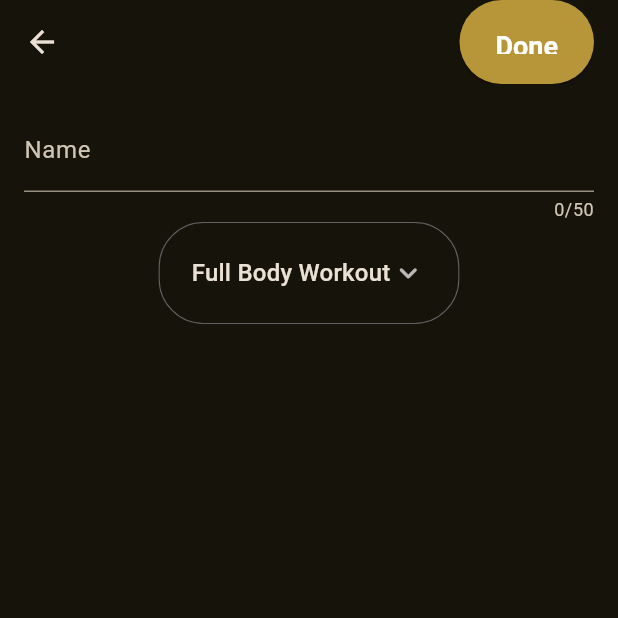
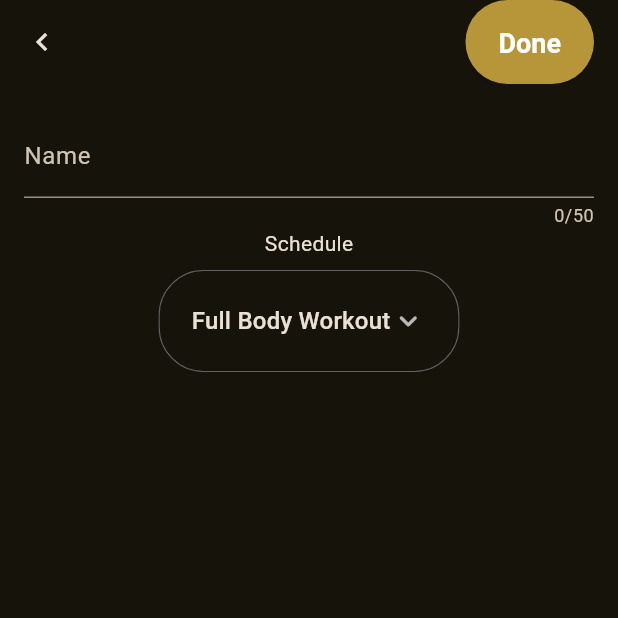
Before and after one commit to dsnoire/workout_app, a Flutter app: the screen it shows after launch, item 2 of the bottom bar chosen, after a tap on "New Workout", on a phone screen of 412 x 824 dp, the top half of it. Run offline on Flutter 3.47's test engine with Material 3 defaults, Android fonts, the phone set to English and light mode, and no system bars; our stand-ins replace bloc, flutter_bloc, flutter_svg, freezed_annotation, hive, hive_flutter; accounts and stored records are empty.

Commit message:
Refactor for AddOrEditWorkoutView

```diff
--- a/lib/common/constants/app_colors.dart
+++ b/lib/common/constants/app_colors.dart
@@ -2,7 +2,8 @@ import 'package:flutter/widgets.dart';
 
 abstract class AppColors {
   static const primaryColor = Color(0xFFB7963A);
-  static const backgroundColor = Color(0xF8000000);
+  static const backgroundColor = Color(0xF8050505);
   static const contrastColor = Color(0xFF18151A);
   static const unselectedGreyColor = Color(0xFF616161);
+  static const warningColor = Color(0xFFD8362B);
 }
--- a/lib/common/theme/app_theme.dart
+++ b/lib/common/theme/app_theme.dart
@@ -11,7 +11,7 @@ abstract class AppTheme {
     useMaterial3: true,
     elevatedButtonTheme: ElevatedButtonThemeData(
       style: ElevatedButton.styleFrom(
-        padding: const EdgeInsets.symmetric(horizontal: 24, vertical: 20),
+        padding: const EdgeInsets.symmetric(horizontal: 22, vertical: 18),
         backgroundColor: AppColors.primaryColor,
         foregroundColor: Colors.white,
         textStyle: const TextStyle(
--- /dev/null
+++ b/lib/features/common/widgets/custom_app_bar.dart
@@ -0,0 +1,30 @@
+import 'package:flutter/material.dart';
+
+class CustomAppBar extends StatelessWidget implements PreferredSizeWidget {
+  const CustomAppBar({
+    Key? key,
+    this.actions,
+  }) : super(key: key);
+  final List<Widget>? actions;
+
+  @override
+  Widget build(BuildContext context) {
+    return AppBar(
+      leading: IconButton(
+        onPressed: () => Navigator.of(context).pop(),
+        icon: const Icon(Icons.keyboard_arrow_left),
+      ),
+      actions: actions
+          ?.map(
+            (action) => Padding(
+              padding: const EdgeInsets.only(right: 16),
+              child: action,
+            ),
+          )
+          .toList(),
+    );
+  }
+
+  @override
+  Size get preferredSize => const Size.fromHeight(60);
+}
--- a/lib/features/workout/cubits/cubit/workout_cubit.dart
+++ b/lib/features/workout/cubits/workout_cubit/workout_cubit.dart
@@ -37,8 +37,7 @@ class WorkoutCubit extends Cubit<WorkoutState> {
         workout: workout,
         id: id,
       );
-      final workouts = workoutRepository.getWorkouts;
-      emit(WorkoutState.loaded(workouts: workouts));
+      getWorkouts();
     } catch (e) {
       emit(
         WorkoutState.error(
@@ -58,6 +57,7 @@ class WorkoutCubit extends Cubit<WorkoutState> {
         workout: workout,
         id: id,
       );
+      getWorkouts();
     } catch (e) {
       emit(
         WorkoutState.error(
@@ -71,6 +71,7 @@ class WorkoutCubit extends Cubit<WorkoutState> {
     emit(const WorkoutState.loading());
     try {
       await workoutRepository.removeWorkout(id: id);
+      getWorkouts();
     } catch (e) {
       emit(
         WorkoutState.error(
--- /dev/null
+++ b/lib/features/workout/enums/workout_schedule_enum.dart
@@ -0,0 +1,17 @@
+import 'package:hive/hive.dart';
+part 'workout_schedule_enum.g.dart';
+
+@HiveType(typeId: 1)
+enum WorkoutScheduleEnum {
+  @HiveField(0)
+  fullBodyWorkout('Full Body Workout'),
+  @HiveField(1)
+  pushPullLegs('Push Pull Legs'),
+  @HiveField(2)
+  upperLower('Upper Lower'),
+  @HiveField(3)
+  split('Split');
+
+  const WorkoutScheduleEnum(this.name);
+  final String name;
+}
--- a/lib/features/workout/models/workout.dart
+++ b/lib/features/workout/models/workout.dart
@@ -1,5 +1,6 @@
 import 'package:freezed_annotation/freezed_annotation.dart';
 import 'package:hive/hive.dart';
+import 'package:workout_app/features/workout/enums/workout_schedule_enum.dart';
 
 part 'workout.freezed.dart';
 
@@ -8,9 +9,9 @@ part 'workout.g.dart';
 @freezed
 class Workout with _$Workout {
   @HiveType(typeId: 0)
-  const factory Workout({
+  factory Workout({
     @HiveField(0) required String id,
     @HiveField(1) required String name,
-    @HiveField(2) required String schedule,
+    @HiveField(2) required WorkoutScheduleEnum schedule,
   }) = _Workout;
 }
--- a/lib/features/workout/views/add_or_edit_workout.dart
+++ b/lib/features/workout/views/add_or_edit_workout.dart
@@ -1,54 +1,55 @@
+// ignore_for_file: public_member_api_docs, sort_constructors_first
 import 'package:flutter/material.dart';
 import 'package:flutter_bloc/flutter_bloc.dart';
-import 'package:workout_app/common/constants/app_colors.dart';
-import 'package:workout_app/features/workout/cubits/cubit/workout_cubit.dart';
-import 'package:workout_app/features/workout/models/workout.dart';
 import 'package:uuid/uuid.dart';
 
+import 'package:workout_app/common/constants/app_colors.dart';
+import 'package:workout_app/features/workout/enums/workout_schedule_enum.dart';
+import 'package:workout_app/features/workout/models/workout.dart';
+
 import '../../../common/constants/app_dimens.dart';
-
-const List<String> list = <String>[
-  'Full Body Workout',
-  'Push Pull Legs',
-  'Upper Lower',
-  'Split'
-];
+import '../../common/widgets/custom_app_bar.dart';
+import '../cubits/workout_cubit/workout_cubit.dart';
+import '../widgets/workout_schedule_picker.dart';
 
 class AddOrEditWorkout extends StatefulWidget {
-  const AddOrEditWorkout({super.key});
+  const AddOrEditWorkout({
+    Key? key,
+    this.workout,
+  }) : super(key: key);
+
+  final Workout? workout;
 
   @override
   State<AddOrEditWorkout> createState() => _AddOrEditWorkoutState();
 }
 
 class _AddOrEditWorkoutState extends State<AddOrEditWorkout> {
-  final TextEditingController nameController = TextEditingController();
-  String dropdownValue = list.first;
+  late final TextEditingController nameController;
+  late WorkoutScheduleEnum schedule;
+
+  @override
+  void initState() {
+    if (widget.workout != null) {
+      schedule = widget.workout!.schedule;
+    } else {
+      schedule = WorkoutScheduleEnum.fullBodyWorkout;
+    }
+    nameController = TextEditingController(text: widget.workout?.name);
+    super.initState();
+  }
+
+  @override
+  void dispose() {
+    nameController.dispose();
+    super.dispose();
+  }
+
   @override
   Widget build(BuildContext context) {
     return Scaffold(
-      appBar: AppBar(
-        actions: [
-          Padding(
-            padding: const EdgeInsets.symmetric(horizontal: 16),
-            child: ElevatedButton(
-              onPressed: () async {
-                final workout = Workout(
-                  id: const Uuid().v4(),
-                  name: nameController.text,
-                  schedule: '',
-                );
-                await context.read<WorkoutCubit>().addWorkout(
-                      workout: workout,
-                      id: workout.id,
-                    );
-
-                Navigator.of(context).pop();
-              },
-              child: const Text('Done'),
-            ),
-          )
-        ],
+      appBar: CustomAppBar(
+        actions: _buildAppBarActions(context),
       ),
       body: Padding(
         padding: const EdgeInsets.all(AppDimens.sizeXL),
@@ -56,7 +57,7 @@ class _AddOrEditWorkoutState extends State<AddOrEditWorkout> {
           children: [
             TextField(
               controller: nameController,
-              decoration: InputDecoration(
+              decoration: const InputDecoration(
                 labelText: 'Name',
                 labelStyle: TextStyle(
                   height: -0.2,
@@ -64,41 +65,73 @@ class _AddOrEditWorkoutState extends State<AddOrEditWorkout> {
               ),
               maxLength: 50,
             ),
-            DecoratedBox(
-              decoration: BoxDecoration(
-                border: Border.all(
-                  color: AppColors.unselectedGreyColor,
-                  width: 0.7,
-                ),
-                borderRadius: BorderRadius.circular(30),
-              ),
-              child: DropdownButton(
-                padding: const EdgeInsets.symmetric(
-                  horizontal: 22,
-                  vertical: 10,
-                ),
-                underline: const SizedBox(),
-                icon: const Icon(Icons.keyboard_arrow_down_rounded),
-                dropdownColor: AppColors.primaryColor,
-                value: dropdownValue,
-                items: list.map((e) {
-                  return DropdownMenuItem(
-                    value: e,
-                    child: Center(child: Text(e)),
-                  );
-                }).toList(),
-                onChanged: (String? value) {
-                  setState(
-                    () {
-                      dropdownValue = value!;
-                    },
-                  );
-                },
-              ),
+            WorkoutSchedulePicker(
+              schedule: schedule,
+              onChanged: (WorkoutScheduleEnum? value) {
+                setState(() {
+                  schedule = value!;
+                });
+              },
             ),
           ],
         ),
       ),
     );
   }
+
+  List<Widget> _buildAppBarActions(BuildContext context) {
+    return widget.workout == null
+        ? [
+            ElevatedButton(
+              onPressed: () async {
+                final workout = Workout(
+                  id: const Uuid().v4(),
+                  name: nameController.text,
+                  schedule: schedule,
+                );
+                await context.read<WorkoutCubit>().addWorkout(
+                      workout: workout,
+                      id: workout.id,
+                    );
+                if (context.mounted) {
+                  Navigator.of(context).pop();
+                }
+              },
+              child: const Text('Done'),
+            )
+          ]
+        : [
+            ElevatedButton(
+              style: ElevatedButton.styleFrom(
+                backgroundColor: AppColors.warningColor,
+              ),
+              onPressed: () async {
+                await context.read<WorkoutCubit>().removeWorkout(
+                      id: widget.workout!.id,
+                    );
+
+                if (context.mounted) {
+                  Navigator.of(context).pop();
+                }
+              },
+              child: const Text('Remove'),
+            ),
+            ElevatedButton(
+              onPressed: () async {
+                final workout = widget.workout!.copyWith(
+                  name: nameController.text,
+                  schedule: schedule,
+                );
+                await context.read<WorkoutCubit>().editWorkout(
+                      workout: workout,
+                      id: workout.id,
+                    );
+                if (context.mounted) {
+                  Navigator.of(context).pop();
+                }
+              },
+              child: const Text('Edit'),
+            )
+          ];
+  }
 }
--- a/lib/features/workout/views/workouts_view.dart
+++ b/lib/features/workout/views/workouts_view.dart
@@ -1,8 +1,12 @@
+// ignore_for_file: public_member_api_docs, sort_constructors_first
 import 'package:flutter/material.dart';
 import 'package:flutter_bloc/flutter_bloc.dart';
+
 import 'package:workout_app/common/constants/app_dimens.dart';
-import 'package:workout_app/features/workout/cubits/cubit/workout_cubit.dart';
 import 'package:workout_app/features/workout/views/add_or_edit_workout.dart';
+
+import '../cubits/workout_cubit/workout_cubit.dart';
+import '../widgets/workouts_list_view.dart';
 
 class WorkoutsView extends StatelessWidget {
   const WorkoutsView({
@@ -12,34 +16,23 @@ class WorkoutsView extends StatelessWidget {
   @override
   Widget build(BuildContext context) {
     return Padding(
-      padding: const EdgeInsets.all(AppDimens.sizeXL),
+      padding: const EdgeInsets.symmetric(
+        horizontal: AppDimens.sizeXL,
+        vertical: 32,
+      ),
       child: Column(
-        mainAxisAlignment: MainAxisAlignment.center,
         children: [
           BlocBuilder<WorkoutCubit, WorkoutState>(
             builder: (context, state) {
               return state.when(
                 loading: () => const Center(child: CircularProgressIndicator()),
-                loaded: (workouts) => ListView.separated(
-                  shrinkWrap: true,
-                  separatorBuilder: (_, __) => const SizedBox(height: 16),
-                  itemCount: workouts.length,
-                  itemBuilder: (
-                    BuildContext context,
-                    int index,
-                  ) {
-                    print(workouts);
-                    return ListTile(
-                      tileColor: Colors.red,
-                      leading: Text(workouts[index].name),
-                    );
-                  },
-                ),
+                loaded: (workouts) => WorkoutsListView(workouts: workouts),
                 empty: () => const Center(child: Text('No workouts')),
                 error: (message) => Center(child: Text(message)),
               );
             },
           ),
+          const Spacer(),
           ElevatedButton(
             onPressed: () {
               Navigator.of(context).push(
--- /dev/null
+++ b/lib/features/workout/widgets/workout_schedule_picker.dart
@@ -0,0 +1,51 @@
+import 'package:flutter/material.dart';
+
+import '../../../common/constants/app_colors.dart';
+import '../enums/workout_schedule_enum.dart';
+
+class WorkoutSchedulePicker extends StatelessWidget {
+  const WorkoutSchedulePicker({
+    Key? key,
+    required this.schedule,
+    required this.onChanged,
+  }) : super(key: key);
+
+  final WorkoutScheduleEnum schedule;
+  final Function(WorkoutScheduleEnum?) onChanged;
+
+  @override
+  Widget build(BuildContext context) {
+    return Column(
+      children: [
+        const Text('Schedule'),
+        const SizedBox(height: 8),
+        DecoratedBox(
+          decoration: BoxDecoration(
+            border: Border.all(
+              color: AppColors.unselectedGreyColor,
+              width: 0.7,
+            ),
+            borderRadius: BorderRadius.circular(30),
+          ),
+          child: DropdownButton<WorkoutScheduleEnum>(
+            padding: const EdgeInsets.symmetric(
+              horizontal: 22,
+              vertical: 10,
+            ),
+            underline: const SizedBox(),
+            icon: const Icon(Icons.keyboard_arrow_down_rounded),
+            dropdownColor: AppColors.primaryColor,
+            value: schedule,
+            items: WorkoutScheduleEnum.values.map((workoutSchedule) {
+              return DropdownMenuItem(
+                value: workoutSchedule,
+                child: Center(child: Text(workoutSchedule.name)),
+              );
+            }).toList(),
+            onChanged: onChanged,
+          ),
+        ),
+      ],
+    );
+  }
+}
--- a/lib/main.dart
+++ b/lib/main.dart
@@ -1,5 +1,6 @@
 import 'package:flutter/material.dart';
 import 'package:hive_flutter/hive_flutter.dart';
+import 'package:workout_app/features/workout/enums/workout_schedule_enum.dart';
 import 'package:workout_app/features/workout/models/workout.dart';
 
 import 'workout_app.dart';
@@ -7,6 +8,7 @@ import 'workout_app.dart';
 void main() async {
   await Hive.initFlutter();
   Hive.registerAdapter(WorkoutImplAdapter());
+  Hive.registerAdapter(WorkoutScheduleEnumAdapter());
   await Hive.openBox('workouts');
   runApp(const WorkoutApp());
 }
--- a/lib/workout_app.dart
+++ b/lib/workout_app.dart
@@ -1,10 +1,10 @@
 import 'package:flutter/material.dart';
 import 'package:workout_app/common/theme/app_theme.dart';
 import 'package:workout_app/common/views/root_view.dart';
-import 'package:workout_app/features/workout/cubits/cubit/workout_cubit.dart';
 import 'package:workout_app/features/workout/repositories/workout_repository_impl.dart';
 import 'package:flutter_bloc/flutter_bloc.dart';
-import 'package:workout_app/features/workout/views/workouts_view.dart';
+
+import 'features/workout/cubits/workout_cubit/workout_cubit.dart';
 
 class WorkoutApp extends StatelessWidget {
   const WorkoutApp({super.key});
```
Also changed, not shown: lib/features/workout/widgets/workout_list_tile.dart (added, +29 -0 lines), lib/features/workout/widgets/workouts_list_view.dart (added, +29 -0 lines), lib/features/workout/cubits/workout_cubit/workout_cubit.freezed.dart (renamed from lib/features/workout/cubits/cubit/workout_cubit.freezed.dart), lib/features/workout/cubits/workout_cubit/workout_state.dart (renamed from lib/features/workout/cubits/cubit/workout_state.dart), lib/features/workout/enums/workout_schedule_enum.g.dart (added), lib/features/workout/models/workout.freezed.dart, lib/features/workout/models/workout.g.dart.
